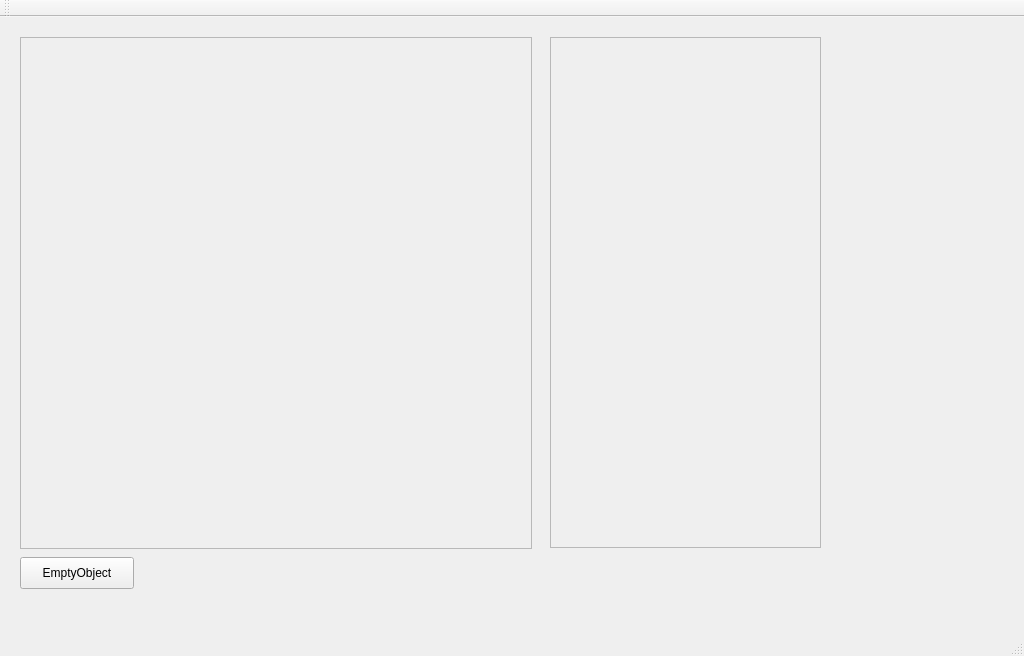
Above: Qt/Editor/mainwindow.ui from feliperobledo/Portafolio before the change. Below: the same form after it.
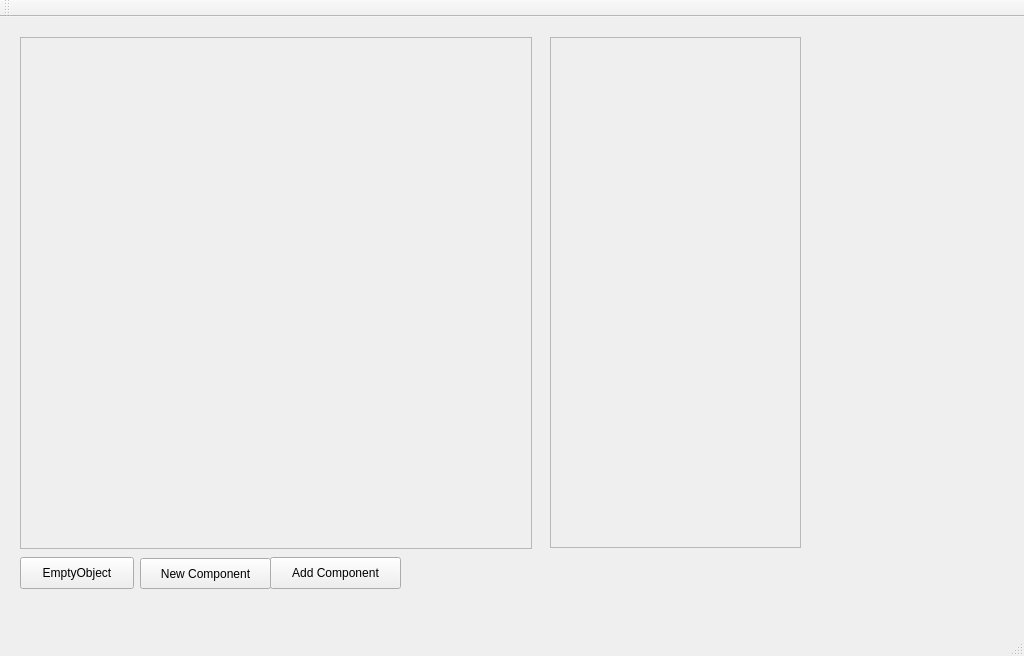
That is the form after the change. Custom widgets are drawn as their Qt base class.

Diff of the .ui file:
```diff
--- a/Qt/Editor/mainwindow.ui
+++ b/Qt/Editor/mainwindow.ui
@@ -69,7 +69,7 @@
      <rect>
       <x>550</x>
       <y>20</y>
-      <width>271</width>
+      <width>251</width>
       <height>511</height>
      </rect>
     </property>
@@ -81,12 +81,38 @@
       <rect>
        <x>0</x>
        <y>0</y>
-       <width>269</width>
+       <width>249</width>
        <height>509</height>
       </rect>
      </property>
     </widget>
    </widget>
+   <widget class="QPushButton" name="pushButton_2">
+    <property name="geometry">
+     <rect>
+      <x>140</x>
+      <y>541</y>
+      <width>131</width>
+      <height>31</height>
+     </rect>
+    </property>
+    <property name="text">
+     <string>New Component</string>
+    </property>
+   </widget>
+   <widget class="QPushButton" name="pushButton_3">
+    <property name="geometry">
+     <rect>
+      <x>270</x>
+      <y>540</y>
+      <width>131</width>
+      <height>32</height>
+     </rect>
+    </property>
+    <property name="text">
+     <string>Add Component</string>
+    </property>
+   </widget>
   </widget>
   <widget class="QMenuBar" name="menuBar">
    <property name="geometry">
```
Left out of the diff: 37 changed lines with no effect on the pictures.
